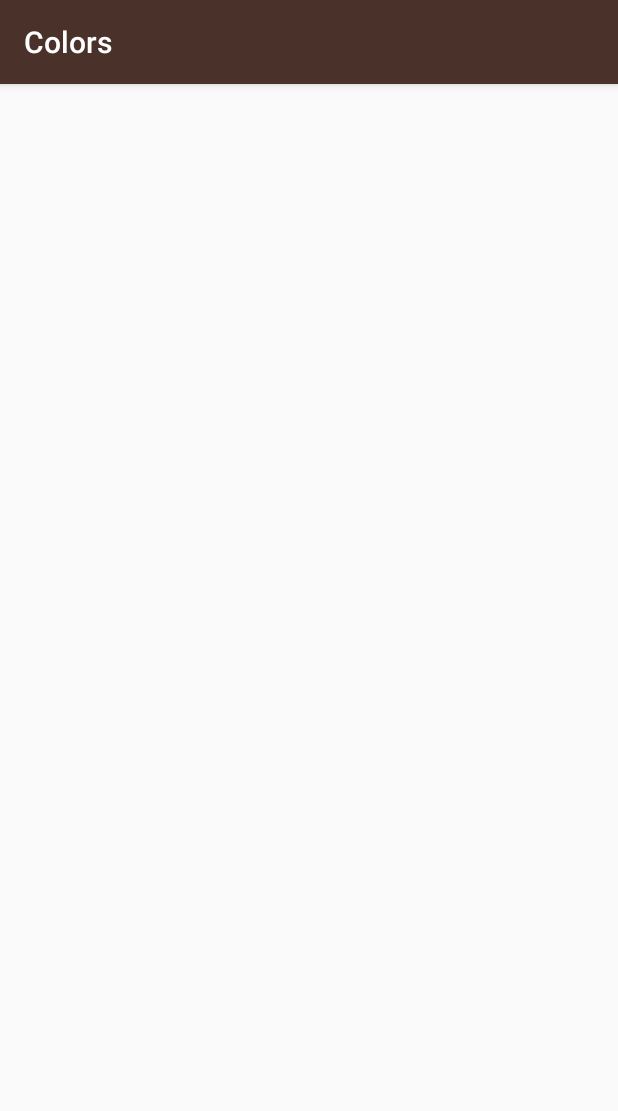
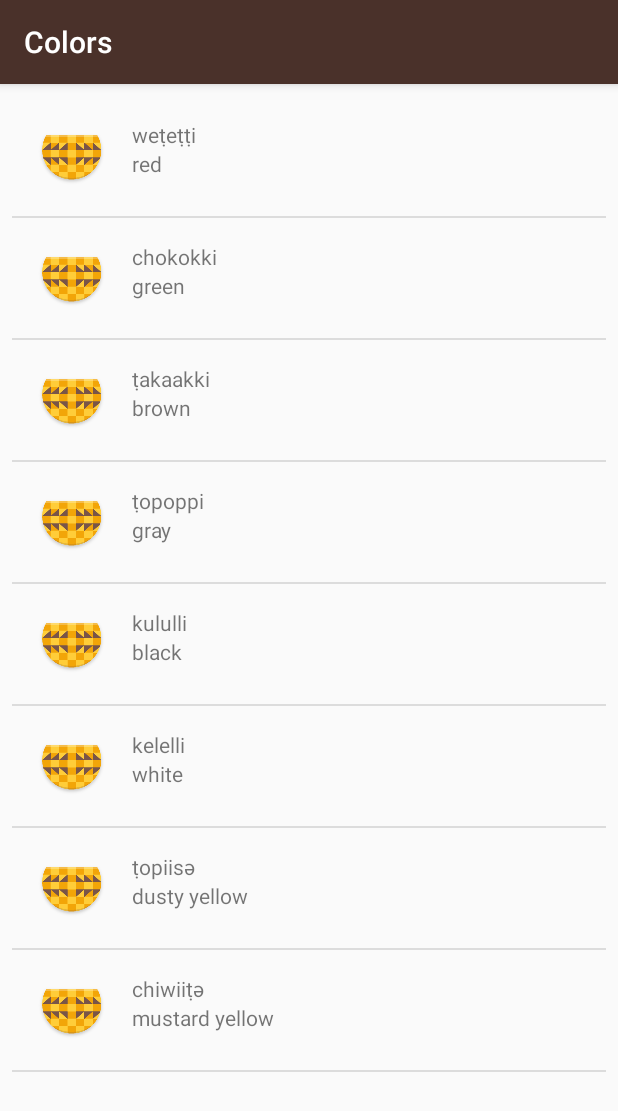
Before and after one commit to ebertn/Udacity_Course_Code, an Android app: the ColorsActivity screen opened directly, with no data from a screen before it, on a phone screen of 412 x 824 dp. Shown: the top 1111 px of the screen. Run offline under Robolectric (Android 15) with nearby library versions, the phone set to English and light mode, and no system bars.

Commit message:
Implemented functioning lists for colors, family, numbers and phrases activities. Added temporary image to list_item.xml.

```diff
--- a/app/src/main/java/com/example/android/miwok/ColorsActivity.java
+++ b/app/src/main/java/com/example/android/miwok/ColorsActivity.java
@@ -2,6 +2,15 @@ package com.example.android.miwok;
 
 import android.support.v7.app.AppCompatActivity;
 import android.os.Bundle;
+import android.widget.ArrayAdapter;
+import android.widget.GridView;
+import android.widget.LinearLayout;
+import android.widget.ListView;
+import android.widget.TextView;
+
+import java.util.ArrayList;
+import java.util.Arrays;
+import java.util.List;
 
 public class ColorsActivity extends AppCompatActivity {
 
@@ -9,5 +18,22 @@ public class ColorsActivity extends AppCompatActivity {
     protected void onCreate(Bundle savedInstanceState) {
         super.onCreate(savedInstanceState);
         setContentView(R.layout.activity_colors);
+
+        ArrayList<Word> words = new ArrayList<Word>();
+
+        words.add(new Word("red", "weṭeṭṭi"));
+        words.add(new Word("green", "chokokki"));
+        words.add(new Word("brown", "ṭakaakki"));
+        words.add(new Word("gray", "ṭopoppi"));
+        words.add(new Word("black", "kululli"));
+        words.add(new Word("white", "kelelli"));
+        words.add(new Word("dusty yellow", "ṭopiisә"));
+        words.add(new Word("mustard yellow", "chiwiiṭә"));
+
+        WordAdapter itemsAdapter = new WordAdapter(this, words);
+
+        ListView listView = (ListView) findViewById(R.id.list);
+
+        listView.setAdapter(itemsAdapter);
     }
 }
--- a/app/src/main/java/com/example/android/miwok/MainActivity.java
+++ b/app/src/main/java/com/example/android/miwok/MainActivity.java
@@ -70,9 +70,4 @@ public class MainActivity extends AppCompatActivity {
             }
         });
     }
-
-    public void openNumbersList(View view){
-        Intent openNumbers = new Intent(this, NumbersActivity.class);
-        startActivity(openNumbers);
-    }
 }
--- a/app/src/main/res/layout/activity_colors.xml
+++ b/app/src/main/res/layout/activity_colors.xml
@@ -1,9 +1,12 @@
 <?xml version="1.0" encoding="utf-8"?>
-<android.support.constraint.ConstraintLayout xmlns:android="http://schemas.android.com/apk/res/android"
-    xmlns:app="http://schemas.android.com/apk/res-auto"
+<ListView xmlns:android="http://schemas.android.com/apk/res/android"
     xmlns:tools="http://schemas.android.com/tools"
+    android:id="@+id/list"
+    android:orientation="vertical"
     android:layout_width="match_parent"
     android:layout_height="match_parent"
-    tools:context="com.example.android.miwok.ColorsActivity">
-
-</android.support.constraint.ConstraintLayout>
+    android:paddingBottom="@dimen/activity_vertical_margin"
+    android:paddingLeft="@dimen/activity_horizontal_margin"
+    android:paddingRight="@dimen/activity_horizontal_margin"
+    android:paddingTop="@dimen/activity_vertical_margin"
+    tools:context="com.example.android.miwok.ColorsActivity"/>
--- a/app/src/main/res/layout/list_item.xml
+++ b/app/src/main/res/layout/list_item.xml
@@ -1,21 +1,36 @@
 <?xml version="1.0" encoding="utf-8"?>
 <LinearLayout xmlns:android="http://schemas.android.com/apk/res/android"
     xmlns:tools="http://schemas.android.com/tools"
-    android:orientation="vertical"
     android:layout_width="match_parent"
     android:layout_height="wrap_content"
+    android:orientation="horizontal"
     android:padding="16dp">
+
+    <ImageView
+        android:id="@+id/image"
+        android:layout_width="wrap_content"
+        android:layout_height="wrap_content"
+        android:src="@mipmap/ic_launcher"
+        android:paddingRight="16dp"/>
+
+    <LinearLayout xmlns:android="http://schemas.android.com/apk/res/android"
+        xmlns:tools="http://schemas.android.com/tools"
+        android:layout_width="match_parent"
+        android:layout_height="wrap_content"
+        android:orientation="vertical"
+>
 
         <TextView
             android:id="@+id/miwok_word"
             android:layout_width="match_parent"
             android:layout_height="wrap_content"
-        tools:text="lutti"/>
+            tools:text="lutti" />
 
         <TextView
             android:id="@+id/default_word"
             android:layout_width="match_parent"
             android:layout_height="wrap_content"
-        tools:text="one"/>
+            tools:text="one" />
 
     </LinearLayout>
+</LinearLayout>
```
Also changed, not shown: app/src/main/java/com/example/android/miwok/FamilyActivity.java (+28 -0 lines), app/src/main/java/com/example/android/miwok/NumbersActivity.java (+0 -10 lines), app/src/main/java/com/example/android/miwok/PhrasesActivity.java (+28 -0 lines), app/src/main/res/layout/activity_family.xml (+8 -5 lines), app/src/main/res/layout/activity_phrases.xml (+8 -5 lines). Lines whose indentation alone changed are shown as unchanged.
